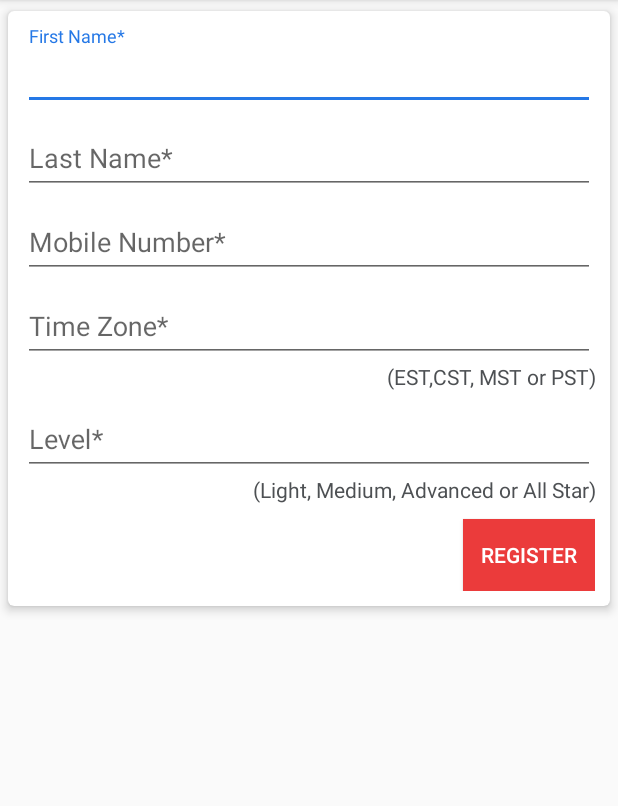
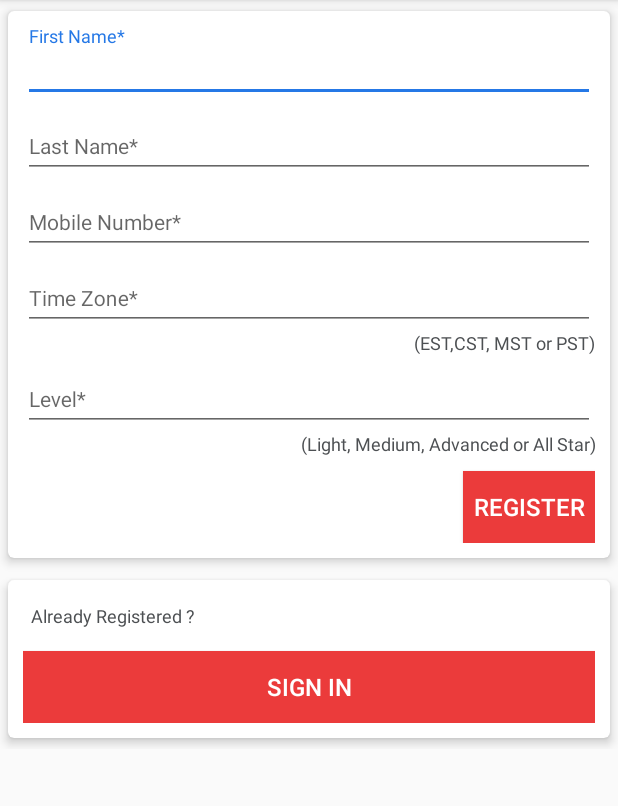
Before and after one commit to GrexoftDevelopers/omb, an Android app: the fragment RegisterFragment shown on its own in the app's theme, on a phone screen of 412 x 824 dp, the part 84-890 px from its top. Run offline under Robolectric (Android 15) with nearby library versions, the phone set to English and light mode, and no system bars.

Commit message:
register ui

```diff
--- a/app/src/main/java/com/oneminutebefore/workout/RegisterFragment.java
+++ b/app/src/main/java/com/oneminutebefore/workout/RegisterFragment.java
@@ -5,10 +5,13 @@ import android.support.v4.app.Fragment;
 import android.view.LayoutInflater;
 import android.view.View;
 import android.view.ViewGroup;
-
+import android.widget.Button;
+import android.widget.EditText;
 
 
 public class RegisterFragment extends Fragment {
+    private EditText etFirstName, etLastName, etMobileNo, etTimeZone, etLevel;
+    private Button btnRegister,btnSignIn;
 
 
     public RegisterFragment() {
@@ -17,9 +20,9 @@ public class RegisterFragment extends Fragment {
 
 
     // TODO: Rename and change types and number of parameters
-    public static RegisterFragment newInstance(String param1, String param2) {
-        RegisterFragment fragment = new RegisterFragment();
-        return fragment;
+    public static RegisterFragment newInstance() {
+        return new RegisterFragment();
+
     }
 
     @Override
@@ -32,7 +35,15 @@ public class RegisterFragment extends Fragment {
     public View onCreateView(LayoutInflater inflater, ViewGroup container,
                              Bundle savedInstanceState) {
         // Inflate the layout for this fragment
-        return inflater.inflate(R.layout.fragment_register, container, false);
+        View fragmentView = inflater.inflate(R.layout.fragment_register, container, false);
+        etFirstName = (EditText) fragmentView.findViewById(R.id.et_first_name);
+        etLastName = (EditText) fragmentView.findViewById(R.id.et_last_name);
+        etMobileNo = (EditText) fragmentView.findViewById(R.id.et_mobile_no);
+        etTimeZone = (EditText) fragmentView.findViewById(R.id.et_time_zone);
+        etLevel = (EditText) fragmentView.findViewById(R.id.et_level);
+        btnRegister = (Button) fragmentView.findViewById(R.id.btn_register);
+        btnSignIn = (Button) fragmentView.findViewById(R.id.btn_login);
+        return fragmentView;
     }
 
-  }
+}
--- a/app/src/main/res/layout/fragment_register.xml
+++ b/app/src/main/res/layout/fragment_register.xml
@@ -5,12 +5,18 @@
     android:layout_height="match_parent"
     tools:context="com.oneminutebefore.workout.RegisterFragment">
 
+    <LinearLayout
+        android:layout_width="match_parent"
+        android:layout_height="wrap_content"
+        android:orientation="vertical">
+
+
         <android.support.v7.widget.CardView
             android:layout_width="match_parent"
             android:layout_height="wrap_content"
+            app:cardCornerRadius="4dp"
+            app:cardElevation="4dp"
             app:cardUseCompatPadding="true"
-        app:cardElevation="4dp"
-        app:cardCornerRadius="4dp"
             app:contentPadding="@dimen/margin_padding_10dp">
 
             <LinearLayout
@@ -27,8 +33,9 @@
                         android:id="@+id/et_first_name"
                         android:layout_width="match_parent"
                         android:layout_height="wrap_content"
+                        android:hint="@string/first_name_asterisk"
                         android:textColor="@color/text_hint_color"
-                    android:hint="@string/first_name_asterisk" />
+                        android:textSize="@dimen/text_size_large" />
 
                 </android.support.design.widget.TextInputLayout>
 
@@ -41,8 +48,9 @@
                         android:id="@+id/et_last_name"
                         android:layout_width="match_parent"
                         android:layout_height="wrap_content"
+                        android:hint="@string/last_name_asterisk"
                         android:textColor="@color/text_hint_color"
-                    android:hint="@string/last_name_asterisk" />
+                        android:textSize="@dimen/text_size_large" />
 
                 </android.support.design.widget.TextInputLayout>
 
@@ -56,8 +64,9 @@
                         android:id="@+id/et_mobile_no"
                         android:layout_width="match_parent"
                         android:layout_height="wrap_content"
+                        android:hint="@string/mobile_no_asterisk"
                         android:textColor="@color/text_hint_color"
-                    android:hint="@string/mobile_no_asterisk" />
+                        android:textSize="@dimen/text_size_large" />
 
                 </android.support.design.widget.TextInputLayout>
 
@@ -70,8 +79,9 @@
                         android:id="@+id/et_time_zone"
                         android:layout_width="match_parent"
                         android:layout_height="wrap_content"
+                        android:hint="@string/time_zone_asterisk"
                         android:textColor="@color/text_hint_color"
-                    android:hint="@string/time_zone_asterisk" />
+                        android:textSize="@dimen/text_size_large" />
 
                 </android.support.design.widget.TextInputLayout>
 
@@ -79,8 +89,9 @@
                     android:layout_width="match_parent"
                     android:layout_height="wrap_content"
                     android:gravity="end"
+                    android:text="@string/time_zone_example"
                     android:textColor="@color/text_heading"
-                android:text="@string/time_zone_example"/>
+                    android:textSize="@dimen/text_size_normal" />
 
                 <android.support.design.widget.TextInputLayout
                     android:id="@+id/til_level"
@@ -89,10 +100,11 @@
 
                     <EditText
                         android:id="@+id/et_level"
-                    android:textColor="@color/text_hint_color"
                         android:layout_width="match_parent"
                         android:layout_height="wrap_content"
-                    android:hint="@string/level_asterisk" />
+                        android:hint="@string/level_asterisk"
+                        android:textColor="@color/text_hint_color"
+                        android:textSize="@dimen/text_size_large" />
 
                 </android.support.design.widget.TextInputLayout>
 
@@ -100,22 +112,58 @@
                     android:layout_width="match_parent"
                     android:layout_height="wrap_content"
                     android:gravity="end"
+                    android:text="@string/level_example"
                     android:textColor="@color/text_heading"
-                android:text="@string/level_example"/>
+                    android:textSize="@dimen/text_size_normal" />
 
 
                 <Button
+                    android:id="@+id/btn_register"
+                    style="@style/Base.Widget.AppCompat.Button.Colored"
+                    android:layout_width="wrap_content"
+                    android:layout_height="wrap_content"
+                    android:layout_gravity="end"
                     android:layout_marginTop="@dimen/margin_padding_10dp"
-                android:id="@+id/btn_register"
-                android:layout_width="wrap_content"
-                android:text="Register"
+                    android:background="@color/colorPrimary"
+                    android:text="@string/register"
                     android:textColor="@android:color/white"
-                style="@style/Base.Widget.AppCompat.Button.Colored"
-                android:background="@color/colorPrimary"
-                android:layout_height="wrap_content"
-                android:layout_gravity="end"/>
+                    android:textSize="@dimen/text_size_xl" />
             </LinearLayout>
 
         </android.support.v7.widget.CardView>
 
+        <android.support.v7.widget.CardView
+            android:layout_width="match_parent"
+            android:layout_height="wrap_content"
+            app:cardCornerRadius="4dp"
+            app:cardElevation="4dp"
+            app:cardUseCompatPadding="true"
+            app:contentPadding="@dimen/margin_padding_10dp">
+
+            <LinearLayout
+                android:layout_width="match_parent"
+                android:layout_height="wrap_content"
+                android:orientation="vertical">
+
+                <TextView
+                    android:layout_width="match_parent"
+                    android:layout_height="wrap_content"
+                    android:padding="@dimen/margin_padding_5dp"
+                    android:text="@string/have_login"
+                    android:textColor="@color/text_heading"
+                    android:textSize="@dimen/text_size_normal" />
+
+                <Button
+                    android:id="@+id/btn_login"
+                    style="@style/Base.Widget.AppCompat.Button.Colored"
+                    android:layout_width="match_parent"
+                    android:layout_height="wrap_content"
+                    android:layout_marginTop="@dimen/margin_padding_10dp"
+                    android:background="@color/colorPrimary"
+                    android:text="@string/action_sign_in_short"
+                    android:textColor="@android:color/white"
+                    android:textSize="@dimen/text_size_xl" />
+            </LinearLayout>
+        </android.support.v7.widget.CardView>
+    </LinearLayout>
 </ScrollView>
--- a/app/src/main/res/values/dimens.xml
+++ b/app/src/main/res/values/dimens.xml
@@ -4,4 +4,9 @@
     <dimen name="activity_vertical_margin">16dp</dimen>
     <dimen name="margin_padding_10dp">10dp</dimen>
     <dimen name="margin_padding_12dp">12dp</dimen>
+    <dimen name="margin_padding_5dp">5dp</dimen>
+    <dimen name="text_size_normal">12sp</dimen>
+    <dimen name="text_size_large">14sp</dimen>
+    <dimen name="text_size_xl">16sp</dimen>
+    <dimen name="text_size_xxl">18sp</dimen>
 </resources>
--- a/app/src/main/res/values/strings.xml
+++ b/app/src/main/res/values/strings.xml
@@ -23,4 +23,6 @@
     <string name="time_zone_example">(EST,CST, MST or PST)</string>
     <string name="level_asterisk">Level*</string>
     <string name="level_example">(Light, Medium, Advanced or All Star)</string>
+    <string name="register">Register</string>
+    <string name="have_login">Already Registered ?</string>
 </resources>
```
Lines whose indentation alone changed are shown as unchanged.
